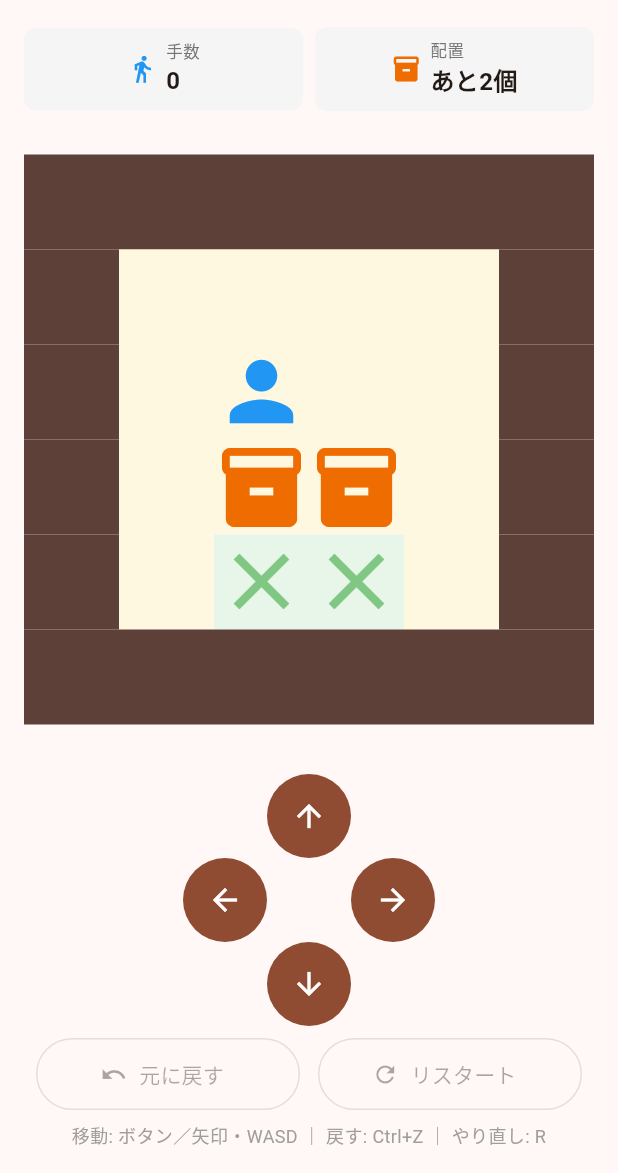
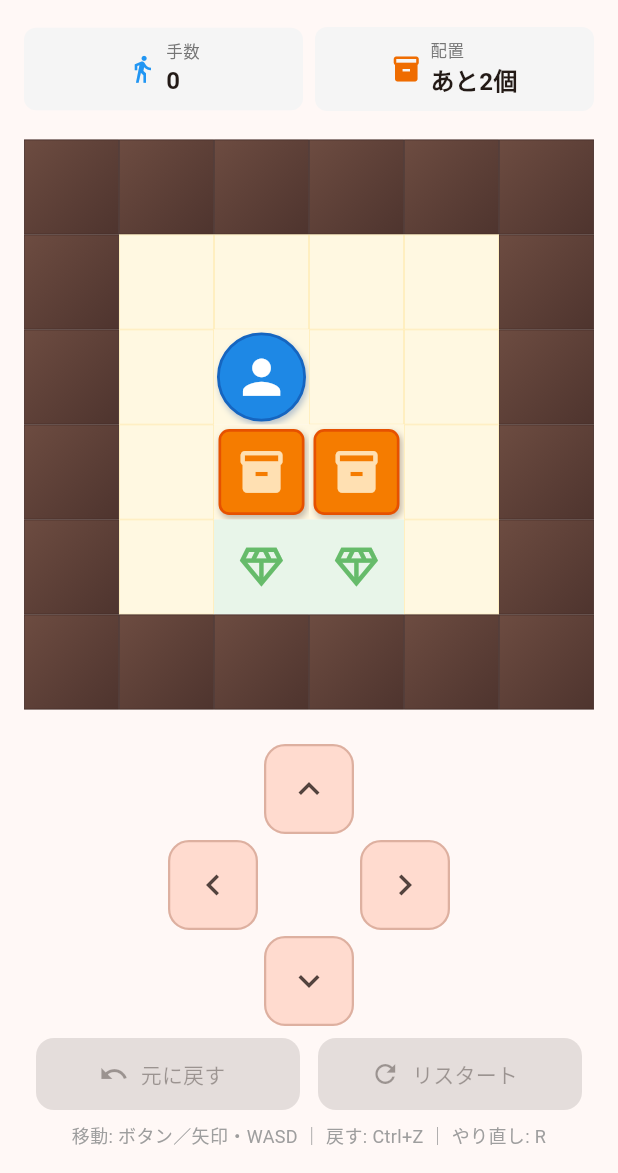
Before and after one commit to mozuq-lab/sokoban-app, a Flutter app: the screen it shows after launch, on a phone screen of 412 x 824 dp, the part 63-1236 px from its top. Run offline on Flutter 3.47's test engine with Material 3 defaults, Android fonts, the phone set to English and light mode, and no system bars.

Commit message:
プレイヤー・箱・ゴール・操作ボタンの見た目を改善する (#29)
プレースホルダー感を解消し、各要素を一目で区別しやすくする。

- プレイヤー: 青い円形アイコンに影と枠線を追加
- 箱: オレンジの角丸ボックスに影・枠線・内部アイコンを追加
- ゴール上の箱: 緑の角丸ボックスにチェックマークで完了を表現
- ゴール: ダイヤモンドマーカーで目標位置を明示
- 壁: グラデーションと枠線で立体感を追加
- 床: 薄い境界線でグリッドを視認しやすく
- 方向ボタン: 角丸・枠線・背景色で存在感を向上
- Undo/Restart: FilledButton.tonal に変更しプレースホルダー感を解消
- テストを新しいアイコン・ボタン型に合わせて更新

Co-authored-by: Claude Opus 4.6 (1M context) <noreply@anthropic.com>

```diff
--- a/lib/features/game/presentation/home_screen.dart
+++ b/lib/features/game/presentation/home_screen.dart
@@ -274,23 +274,29 @@ class _HomeScreenState extends State<HomeScreen> {
                       child: Row(
                         children: [
                           Expanded(
-                            child: OutlinedButton.icon(
+                            child: FilledButton.tonalIcon(
                               onPressed: _history.isNotEmpty ? _undo : null,
-                              icon: const Icon(Icons.undo),
+                              icon: const Icon(Icons.undo, size: 20),
                               label: const Text('元に戻す'),
-                              style: OutlinedButton.styleFrom(
+                              style: FilledButton.styleFrom(
                                 minimumSize: const Size(0, 48),
+                                shape: RoundedRectangleBorder(
+                                  borderRadius: BorderRadius.circular(12),
+                                ),
                               ),
                             ),
                           ),
                           const SizedBox(width: 12),
                           Expanded(
-                            child: OutlinedButton.icon(
+                            child: FilledButton.tonalIcon(
                               onPressed: _history.isNotEmpty ? _restart : null,
-                              icon: const Icon(Icons.refresh),
+                              icon: const Icon(Icons.refresh, size: 20),
                               label: const Text('リスタート'),
-                              style: OutlinedButton.styleFrom(
+                              style: FilledButton.styleFrom(
                                 minimumSize: const Size(0, 48),
+                                shape: RoundedRectangleBorder(
+                                  borderRadius: BorderRadius.circular(12),
+                                ),
                               ),
                             ),
                           ),
@@ -480,41 +486,151 @@ class _CellWidget extends StatelessWidget {
 
   @override
   Widget build(BuildContext context) {
+    // --- 壁 ---
     if (isWall) {
-      return Container(color: Colors.brown.shade700);
-    }
-
-    final bgColor = isGoal ? Colors.green.shade50 : Colors.amber.shade50;
-
-    if (isPlayer) {
       return Container(
-        color: bgColor,
-        child: const FittedBox(
-          child: Icon(Icons.person, color: Colors.blue),
+        decoration: BoxDecoration(
+          color: Colors.brown.shade700,
+          border: Border.all(color: Colors.brown.shade900, width: 0.5),
+          gradient: LinearGradient(
+            begin: Alignment.topLeft,
+            end: Alignment.bottomRight,
+            colors: [Colors.brown.shade600, Colors.brown.shade800],
+          ),
         ),
       );
     }
 
-    if (isBox) {
-      final boxColor = isGoal ? Colors.green.shade700 : Colors.orange.shade800;
+    final floorColor = Colors.amber.shade50;
+    final goalBgColor = Colors.green.shade50;
+
+    // --- ゴール上のプレイヤー ---
+    if (isPlayer && isGoal) {
       return Container(
-        color: bgColor,
-        child: FittedBox(
-          child: Icon(Icons.inventory_2, color: boxColor),
+        color: goalBgColor,
+        padding: const EdgeInsets.all(2),
+        child: Stack(
+          alignment: Alignment.center,
+          children: [
+            // ゴールマーカー（背景）
+            FittedBox(
+              child: Icon(Icons.diamond_outlined, color: Colors.green.shade200),
+            ),
+            // プレイヤー
+            FittedBox(
+              child: _buildPlayerIcon(),
+            ),
+          ],
         ),
       );
     }
 
-    if (isGoal) {
+    // --- プレイヤー ---
+    if (isPlayer) {
       return Container(
-        color: bgColor,
+        color: floorColor,
+        padding: const EdgeInsets.all(2),
         child: FittedBox(
-          child: Icon(Icons.close, color: Colors.green.shade300),
+          child: _buildPlayerIcon(),
         ),
       );
     }
 
-    return Container(color: bgColor);
+    // --- ゴール上の箱 ---
+    if (isBox && isGoal) {
+      return Container(
+        color: goalBgColor,
+        padding: const EdgeInsets.all(3),
+        child: FittedBox(
+          child: Container(
+            width: 48,
+            height: 48,
+            decoration: BoxDecoration(
+              color: Colors.green.shade600,
+              borderRadius: BorderRadius.circular(6),
+              border: Border.all(color: Colors.green.shade800, width: 1.5),
+              boxShadow: [
+                BoxShadow(
+                  color: Colors.green.shade900.withValues(alpha: 0.3),
+                  offset: const Offset(1, 2),
+                  blurRadius: 2,
+                ),
+              ],
+            ),
+            child: const Icon(Icons.check, color: Colors.white, size: 30),
+          ),
+        ),
+      );
+    }
+
+    // --- 箱 ---
+    if (isBox) {
+      return Container(
+        color: floorColor,
+        padding: const EdgeInsets.all(3),
+        child: FittedBox(
+          child: Container(
+            width: 48,
+            height: 48,
+            decoration: BoxDecoration(
+              color: Colors.orange.shade700,
+              borderRadius: BorderRadius.circular(6),
+              border: Border.all(color: Colors.orange.shade900, width: 1.5),
+              boxShadow: [
+                BoxShadow(
+                  color: Colors.brown.shade900.withValues(alpha: 0.3),
+                  offset: const Offset(1, 2),
+                  blurRadius: 2,
+                ),
+              ],
+            ),
+            child: Icon(Icons.inventory_2, color: Colors.orange.shade100, size: 28),
+          ),
+        ),
+      );
+    }
+
+    // --- ゴール（空） ---
+    if (isGoal) {
+      return Container(
+        color: goalBgColor,
+        child: FittedBox(
+          child: Padding(
+            padding: const EdgeInsets.all(10),
+            child: Icon(Icons.diamond_outlined, color: Colors.green.shade400),
+          ),
+        ),
+      );
+    }
+
+    // --- 床 ---
+    return Container(
+      decoration: BoxDecoration(
+        color: floorColor,
+        border: Border.all(color: Colors.amber.shade100, width: 0.5),
+      ),
+    );
+  }
+
+  /// プレイヤーアイコンを構築する。
+  static Widget _buildPlayerIcon() {
+    return Container(
+      width: 48,
+      height: 48,
+      decoration: BoxDecoration(
+        color: Colors.blue.shade600,
+        shape: BoxShape.circle,
+        border: Border.all(color: Colors.blue.shade800, width: 1.5),
+        boxShadow: [
+          BoxShadow(
+            color: Colors.blue.shade900.withValues(alpha: 0.3),
+            offset: const Offset(1, 2),
+            blurRadius: 2,
+          ),
+        ],
+      ),
+      child: const Icon(Icons.person, color: Colors.white, size: 30),
+    );
   }
 }
 
@@ -527,16 +643,38 @@ class _DirectionPad extends StatelessWidget {
 
   @override
   Widget build(BuildContext context) {
-    const btnSize = 56.0;
+    const btnSize = 60.0;
 
     Widget dirButton(Direction dir, IconData icon, String label) {
       return SizedBox(
         width: btnSize,
         height: btnSize,
-        child: IconButton.filled(
+        child: IconButton(
           onPressed: enabled ? () => onMove(dir) : null,
-          icon: Icon(icon),
+          icon: Icon(icon, size: 28),
           tooltip: label,
+          style: IconButton.styleFrom(
+            backgroundColor:
+                Theme.of(context).colorScheme.primaryContainer,
+            disabledBackgroundColor:
+                Theme.of(context).colorScheme.surfaceContainerHighest,
+            shape: RoundedRectangleBorder(
+              borderRadius: BorderRadius.circular(14),
+              side: BorderSide(
+                color: enabled
+                    ? Theme.of(context)
+                        .colorScheme
+                        .primary
+                        .withValues(alpha: 0.3)
+                    : Theme.of(context)
+                        .colorScheme
+                        .outline
+                        .withValues(alpha: 0.2),
+                width: 1.5,
+              ),
+            ),
+            elevation: enabled ? 2 : 0,
+          ),
         ),
       );
     }
@@ -546,16 +684,18 @@ class _DirectionPad extends StatelessWidget {
       child: Column(
         mainAxisSize: MainAxisSize.min,
         children: [
-          dirButton(Direction.up, Icons.arrow_upward, '上'),
+          dirButton(Direction.up, Icons.keyboard_arrow_up, '上'),
+          const SizedBox(height: 4),
           Row(
             mainAxisSize: MainAxisSize.min,
             children: [
-              dirButton(Direction.left, Icons.arrow_back, '左'),
-              const SizedBox(width: btnSize, height: btnSize),
-              dirButton(Direction.right, Icons.arrow_forward, '右'),
+              dirButton(Direction.left, Icons.keyboard_arrow_left, '左'),
+              const SizedBox(width: btnSize + 8, height: btnSize),
+              dirButton(Direction.right, Icons.keyboard_arrow_right, '右'),
             ],
           ),
-          dirButton(Direction.down, Icons.arrow_downward, '下'),
+          const SizedBox(height: 4),
+          dirButton(Direction.down, Icons.keyboard_arrow_down, '下'),
         ],
       ),
     );
```
Also changed, not shown: 1 other file.
